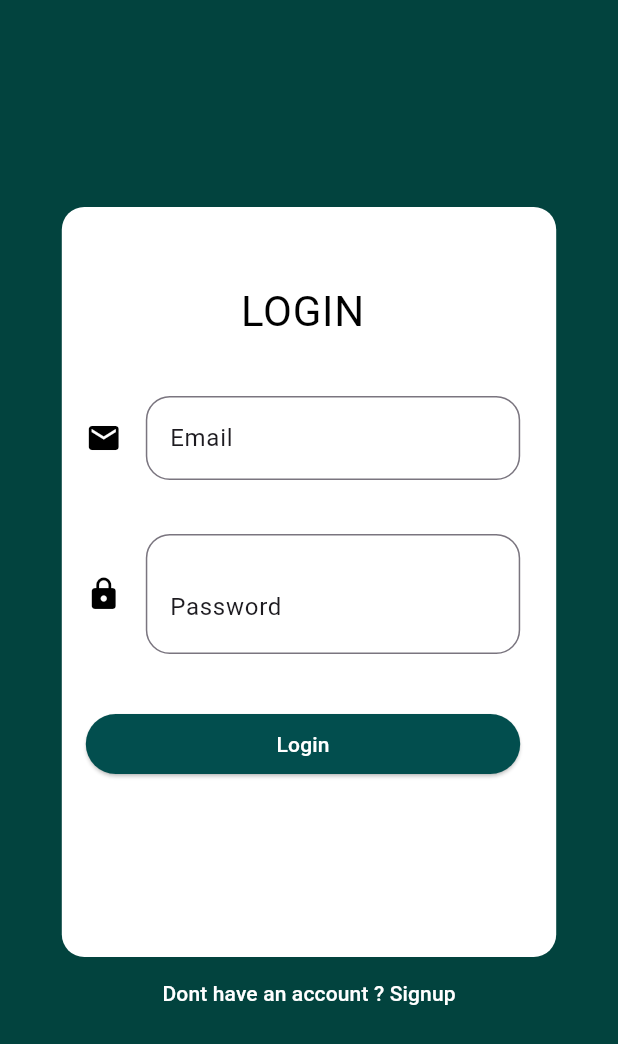
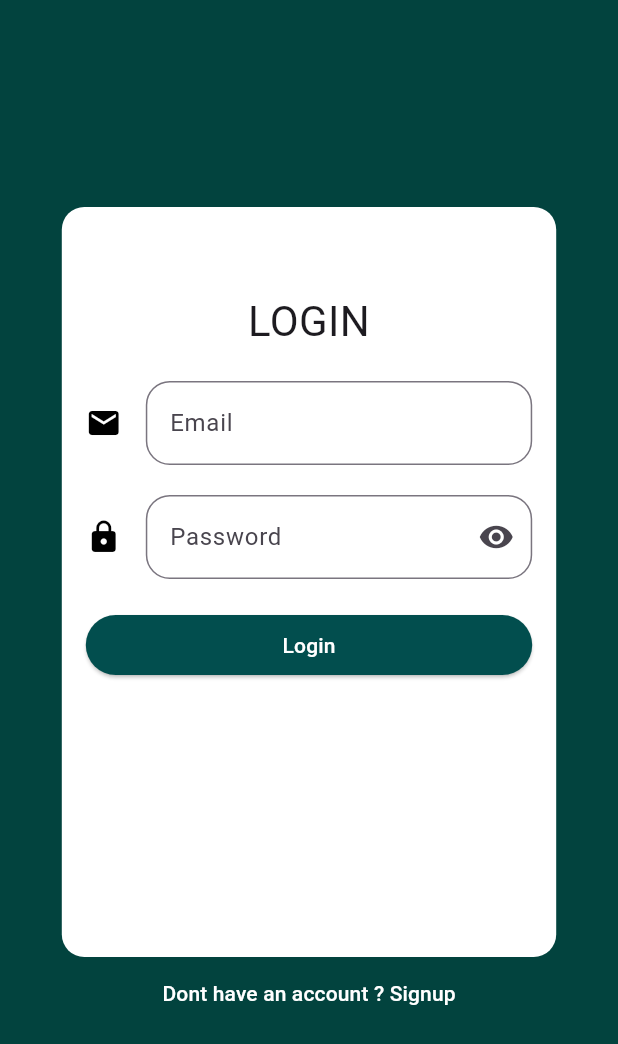
Before and after one commit to kenkaroki/lapsafe, a Flutter app: the screen it shows after launch, on a phone screen of 412 x 824 dp. Shown: the top 1044 px of the screen. Run offline on Flutter 3.47's test engine with Material 3 defaults, Android fonts, the phone set to English and light mode, and no system bars; our stand-ins replace shared_preferences.

Commit message:
requirement fix

```diff
--- a/main_site/lib/main.dart
+++ b/main_site/lib/main.dart
@@ -4,6 +4,7 @@ import 'package:main_site/screens/home/home.dart';
 import 'package:shared_preferences/shared_preferences.dart';
 
 void main() {
+  WidgetsFlutterBinding.ensureInitialized();
   runApp(const MyApp());
 }
 
@@ -12,7 +13,7 @@ class MyApp extends StatelessWidget {
 
   Future<bool> checkIsLoggedIn() async {
     final prefs = await SharedPreferences.getInstance();
-    return prefs.getBool('repeat') ?? false;
+    return prefs.getBool('isLoggedIn') ?? false;
   }
 
   @override
--- a/main_site/lib/screens/auth/login.dart
+++ b/main_site/lib/screens/auth/login.dart
@@ -2,8 +2,6 @@ import 'package:flutter/material.dart';
 import 'package:main_site/screens/home/home.dart';
 import 'package:main_site/services/api-service.dart';
 import 'package:shared_preferences/shared_preferences.dart';
-
-
 
 class Login extends StatefulWidget {
   const Login({super.key});
@@ -13,113 +11,144 @@ class Login extends StatefulWidget {
 }
 
 class _LoginState extends State<Login> {
+  final emailController = TextEditingController();
+  final passwordController = TextEditingController();
 
-  final email_controller = TextEditingController();
-  final password_conroller = TextEditingController();
-  bool password_obscure = true;
-  String error_text = '';
+  bool passwordObscure = true;
+  bool isLoading = false;
+  String errorText = '';
 
+  @override
+  void dispose() {
+    emailController.dispose();
+    passwordController.dispose();
+    super.dispose();
+  }
 
-  void login(String username, String password) async {
-    final api = ApiService();
-    final SharedPreferences prefs = await SharedPreferences.getInstance();
+  Future<void> login(String username, String password) async {
+    setState(() {
+      isLoading = true;
+      errorText = '';
+    });
 
     try {
+      final api = ApiService();
+      final prefs = await SharedPreferences.getInstance();
+
       final data = await api.login(username, password);
-      final userId = data['user_id']; // SAVE THIS
-      await prefs.setBool('islogeedin', true);
-      Navigator.push(context, MaterialPageRoute(builder: (_) => Home()));
+
+      await prefs.setBool('isLoggedIn', true);
+      await prefs.setString('userId', data['user_id']);
+
+      if (!mounted) return;
+
+      Navigator.pushAndRemoveUntil(
+        context,
+        MaterialPageRoute(builder: (_) => const Home()),
+        (_) => false,
+      );
     } catch (e) {
-      print(e);
+      setState(() {
+        errorText = e.toString().replaceFirst('Exception: ', '');
+      });
+    } finally {
+      if (mounted) {
+        setState(() => isLoading = false);
+      }
     }
-
-
   }
 
   @override
   Widget build(BuildContext context) {
     return Container(
-      decoration: BoxDecoration(
+      decoration: const BoxDecoration(
         color: Colors.white,
         borderRadius: BorderRadius.all(Radius.circular(15)),
       ),
+      child: ListView(
+        padding: const EdgeInsets.all(16),
+        children: [
+          const SizedBox(height: 40),
+          const Text(
+            "LOGIN",
+            textAlign: TextAlign.center,
+            style: TextStyle(fontSize: 28),
+          ),
+          const SizedBox(height: 20),
 
-      child: ListView(
-        children: [
-          SizedBox(height: 40),
-          ListTile(
-            title: Text(
-              "LOGIN",
-              style: TextStyle(
-                fontSize: 28,
-                color: const Color.fromARGB(255, 0, 0, 0),
-              ),
-              textAlign: TextAlign.center,
-            ),
+          /// EMAIL
+          TextField(
+            controller: emailController,
+            keyboardType: TextInputType.emailAddress,
+            decoration: _inputDecoration(hint: 'Email', icon: Icons.email),
           ),
-          SizedBox(height: 20),
-          ListTile(
-            title: TextField(
-              controller: email_controller,
-              decoration: InputDecoration(
-                border: OutlineInputBorder(
-                  borderRadius: BorderRadius.circular(16),
-                  borderSide: BorderSide(color: Color.fromARGB(255, 2, 78, 78)),
-                ),
-                focusedBorder: OutlineInputBorder(
-                  borderRadius: BorderRadius.circular(16),
-                  borderSide: BorderSide(color: Color(0xFF6B1B9A), width: 2),
-                ),
-                hint: Text('Email'),
-                hintStyle: TextStyle(color: Colors.black),
-                icon: Icon(Icons.email, color: Colors.black),
-              ),
-            ),
-          ),
-          SizedBox(height: 20),
-          ListTile(
-            title: TextField(
-              controller: password_conroller,
-              decoration: InputDecoration(
-                border: OutlineInputBorder(
-                  borderRadius: BorderRadius.circular(16),
-                  borderSide: BorderSide(color: Color.fromARGB(255, 2, 78, 78)),
-                ),
-                focusedBorder: OutlineInputBorder(
-                  borderRadius: BorderRadius.circular(16),
-                  borderSide: BorderSide(color: Color(0xFF6B1B9A), width: 2),
-                ),
-                hint: Text('Password'),
-                hintStyle: TextStyle(color: Colors.black),
-                icon: Icon(Icons.lock, color: Colors.black),
-                suffix: IconButton(
-                  onPressed: () => setState(() {
-                    password_obscure = !password_obscure;
-                  }),
-                  icon: password_obscure
-                      ? Icon(Icons.visibility)
-                      : Icon(Icons.visibility_off),
+
+          const SizedBox(height: 20),
+
+          /// PASSWORD
+          TextField(
+            controller: passwordController,
+            obscureText: passwordObscure,
+            decoration: _inputDecoration(
+              hint: 'Password',
+              icon: Icons.lock,
+              suffix: IconButton(
+                onPressed: () {
+                  setState(() => passwordObscure = !passwordObscure);
+                },
+                icon: Icon(
+                  passwordObscure ? Icons.visibility : Icons.visibility_off,
                 ),
               ),
             ),
           ),
-          SizedBox(height: 20),
-          ListTile(
-            title: ElevatedButton(
-              onPressed: () {
-                login(email_controller.text, password_conroller.text);
-              },
-              child: Text("Login", style: TextStyle(color: Colors.white)),
-              style: ElevatedButton.styleFrom(
-                backgroundColor: const Color.fromARGB(255, 2, 78, 78),
-              ),
+
+          const SizedBox(height: 20),
+
+          /// LOGIN BUTTON
+          ElevatedButton(
+            onPressed: isLoading
+                ? null
+                : () => login(
+                    emailController.text.trim(),
+                    passwordController.text,
+                  ),
+            style: ElevatedButton.styleFrom(
+              backgroundColor: const Color.fromARGB(255, 2, 78, 78),
             ),
+            child: isLoading
+                ? const CircularProgressIndicator(color: Colors.white)
+                : const Text("Login", style: TextStyle(color: Colors.white)),
           ),
-          SizedBox(height: 10),
 
-          Text(error_text, style: TextStyle(color: Colors.red)),
+          const SizedBox(height: 12),
+
+          /// ERROR MESSAGE
+          if (errorText.isNotEmpty)
+            Text(
+              errorText,
+              textAlign: TextAlign.center,
+              style: const TextStyle(color: Colors.red),
+            ),
         ],
       ),
     );
   }
+
+  InputDecoration _inputDecoration({
+    required String hint,
+    required IconData icon,
+    Widget? suffix,
+  }) {
+    return InputDecoration(
+      hintText: hint,
+      icon: Icon(icon, color: Colors.black),
+      border: OutlineInputBorder(borderRadius: BorderRadius.circular(16)),
+      focusedBorder: OutlineInputBorder(
+        borderRadius: BorderRadius.circular(16),
+        borderSide: const BorderSide(color: Color(0xFF6B1B9A), width: 2),
+      ),
+      suffixIcon: suffix,
+    );
+  }
 }
```
Also changed, not shown: 1 other file.
